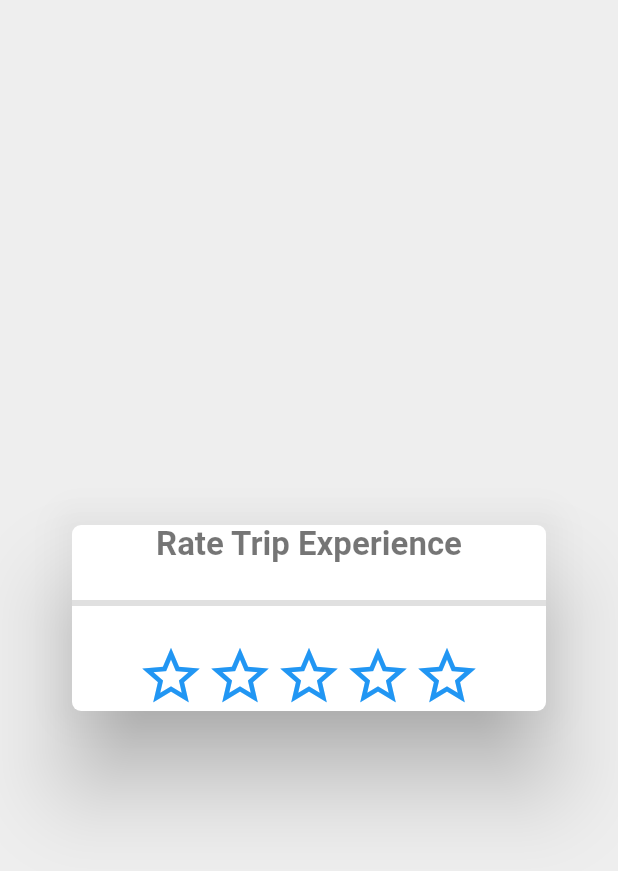
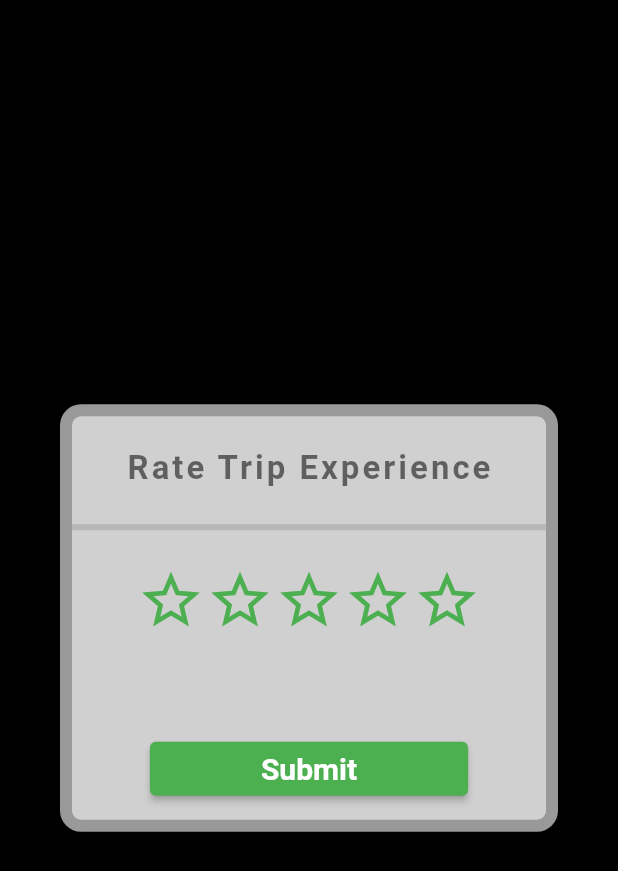
Before and after one commit to adedrey/taxi-users-uber-app, a Flutter app: the RateDriverScreen screen opened directly, on a phone screen of 412 x 824 dp. Shown: the top 871 px of the screen. Run offline on Flutter 3.47's test engine with Material 2 defaults, Android fonts, the phone set to English and light mode, and no system bars; our stand-ins replace animated_text_kit, firebase_auth, firebase_core, firebase_database, fluttertoast, geolocator and 2 more; missing offline and left inert: flutter_geofire, flutter_polyline_points; accounts and stored records are empty.

Commit message:
Rate assigned Driver after trip

```diff
--- a/lib/global/global.dart
+++ b/lib/global/global.dart
@@ -23,3 +23,4 @@ String driverName = "";
 String driverPhone = "";
 // Rating Assigned Driver
 double countRatingStar = 0.0;
+String titleStarRating = "";
--- a/lib/screens/main_screen.dart
+++ b/lib/screens/main_screen.dart
@@ -669,6 +669,10 @@ class _MainScreenState extends State<MainScreen> {
                     ),
                   ),
                 );
+
+                // Disconnect after listening for any change
+                referenceRideRequest!.onDisconnect();
+                tripRideRequestInfoStreamSubscription!.cancel();
               }
             }
           }
--- a/lib/screens/rate_driver_screen.dart
+++ b/lib/screens/rate_driver_screen.dart
@@ -1,6 +1,9 @@
+import 'package:firebase_database/firebase_database.dart';
 import 'package:flutter/material.dart';
+import 'package:fluttertoast/fluttertoast.dart';
 import 'package:smooth_star_rating_nsafe/smooth_star_rating.dart';
 import 'package:users_app/global/global.dart';
+import 'package:users_app/main.dart';
 
 class RateDriverScreen extends StatefulWidget {
   String? assignedDriverId;
@@ -14,26 +17,30 @@ class _RateDriverScreenState extends State<RateDriverScreen> {
   @override
   Widget build(BuildContext context) {
     return Scaffold(
-      backgroundColor: Colors.grey[200],
+      backgroundColor: Colors.black,
       body: Dialog(
         shape: RoundedRectangleBorder(
           borderRadius: BorderRadius.circular(14),
         ),
-        backgroundColor: Colors.transparent,
+        backgroundColor: Colors.white60,
         child: Container(
           margin: const EdgeInsets.all(8),
           width: double.infinity,
           decoration: BoxDecoration(
-            color: Colors.white,
+            color: Colors.white54,
             borderRadius: BorderRadius.circular(6),
           ),
           child: Column(
             mainAxisSize: MainAxisSize.min,
             children: [
+              const SizedBox(
+                height: 22,
+              ),
               const Text(
                 "Rate Trip Experience",
                 style: TextStyle(
                   fontSize: 22,
+                  letterSpacing: 2,
                   fontWeight: FontWeight.bold,
                   color: Colors.black54,
                 ),
@@ -53,10 +60,91 @@ class _RateDriverScreenState extends State<RateDriverScreen> {
                 // allowHalfRating: true,
                 starCount: 5,
                 size: 46,
+                color: Colors.green,
+                borderColor: Colors.green,
                 onRatingChanged: (valueOfStarChoosed) {
                   countRatingStar = valueOfStarChoosed;
-                  if (countRatingStar == 1) {}
+                  if (countRatingStar == 1) {
+                    setState(() {
+                      titleStarRating = "Very Bad";
+                    });
+                  }
+                  if (countRatingStar == 2) {
+                    setState(() {
+                      titleStarRating = "Bad";
+                    });
+                  }
+                  if (countRatingStar == 3) {
+                    setState(() {
+                      titleStarRating = "Good";
+                    });
+                  }
+                  if (countRatingStar == 4) {
+                    setState(() {
+                      titleStarRating = "Very Good";
+                    });
+                  }
+                  if (countRatingStar == 5) {
+                    setState(() {
+                      titleStarRating = "Excellent";
+                    });
+                  }
+                  if (countRatingStar == 1) {
+                    setState(() {
+                      titleStarRating = "Very Bad";
+                    });
+                  }
                 },
+              ),
+              const SizedBox(
+                height: 12,
+              ),
+              Text(
+                titleStarRating,
+                style: const TextStyle(
+                  fontSize: 30,
+                  fontWeight: FontWeight.bold,
+                  color: Colors.green,
+                ),
+              ),
+              const SizedBox(
+                height: 18,
+              ),
+              ElevatedButton(
+                onPressed: () {
+                  DatabaseReference rateDriverRef = FirebaseDatabase.instance
+                      .ref()
+                      .child("drivers")
+                      .child(widget.assignedDriverId!)
+                      .child("ratings");
+                  rateDriverRef.once().then((snapShot) {
+                    if (snapShot.snapshot.value == null) {
+                      rateDriverRef.set(countRatingStar.toString());
+                    } else {
+                      double pastRatings =
+                          double.parse(snapShot.snapshot.value.toString());
+                      double newDriverAverageRatings =
+                          (pastRatings + countRatingStar) / 2;
+                      rateDriverRef.set(newDriverAverageRatings.toString());
+                    }
+                    Fluttertoast.showToast(msg: "Please Restart App Now");
+                    MyApp.restartApp(context);
+                  });
+                },
+                style: ElevatedButton.styleFrom(
+                    primary: Colors.green,
+                    padding: const EdgeInsets.symmetric(horizontal: 74)),
+                child: const Text(
+                  "Submit",
+                  style: TextStyle(
+                    fontSize: 20,
+                    fontWeight: FontWeight.bold,
+                    color: Colors.white,
+                  ),
+                ),
+              ),
+              const SizedBox(
+                height: 10,
               ),
             ],
           ),
```
